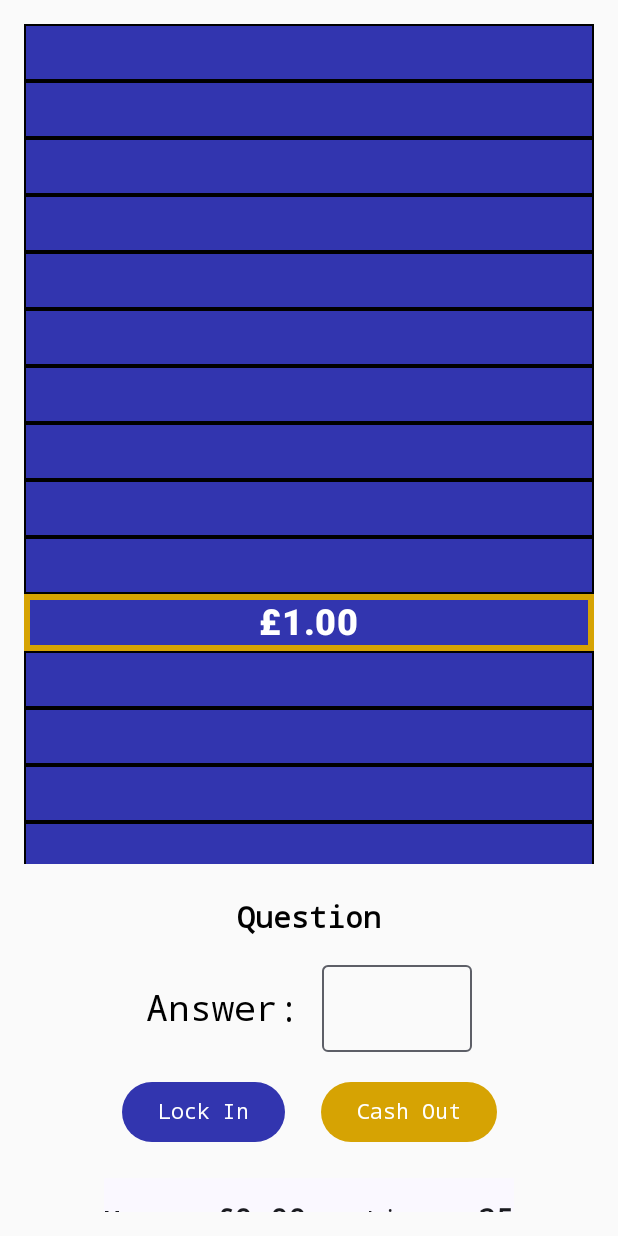
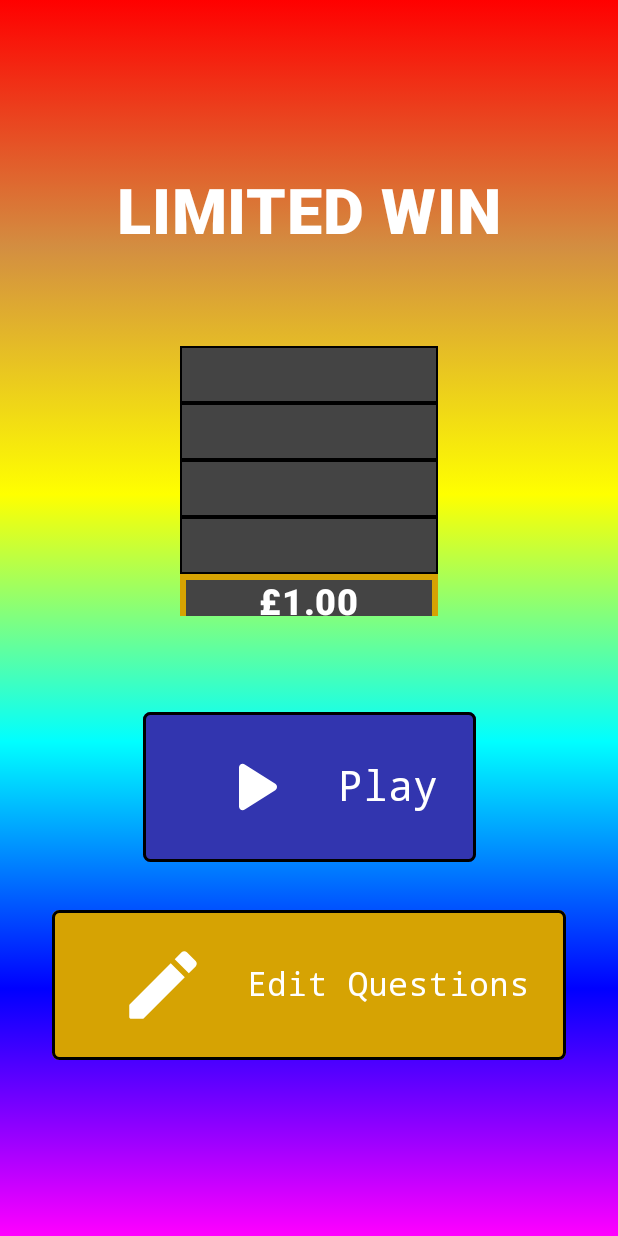
Before and after one commit to daniellegoodlake21/GameShowSpinoff, an Android app built with Jetpack Compose: the screen it shows after launch (MainActivity), on a phone screen of 412 x 824 dp. Run offline under Robolectric (Android 15) with nearby library versions, the phone set to English and light mode, and no system bars; our stand-ins replace Dagger/Hilt's generated code.

Commit message:
Add multiple key screens (HomeScreen, QuestionBuilderScreen, QuestionSetBuilderScreen) and their components

```diff
--- a/app/src/main/java/danielle/projects/gameshowspinoff/MainActivity.kt
+++ b/app/src/main/java/danielle/projects/gameshowspinoff/MainActivity.kt
@@ -4,7 +4,7 @@ import android.os.Bundle
 import androidx.activity.ComponentActivity
 import androidx.activity.compose.setContent
 import androidx.compose.runtime.Composable
-import danielle.projects.gameshowspinoff.screen.MoneyLadderScreen
+import danielle.projects.gameshowspinoff.screen.HomeScreen
 import danielle.projects.gameshowspinoff.ui.theme.GameShowSpinoffTheme
 
 class MainActivity : ComponentActivity() {
@@ -20,5 +20,5 @@ class MainActivity : ComponentActivity() {
 
 @Composable
 fun GameShowApp(){
-    MoneyLadderScreen()
+    HomeScreen()
 }
--- a/app/src/main/java/danielle/projects/gameshowspinoff/model/Question.kt
+++ b/app/src/main/java/danielle/projects/gameshowspinoff/model/Question.kt
@@ -9,8 +9,8 @@ import androidx.room.PrimaryKey
 data class Question(
     @PrimaryKey val id: Int,
     @ColumnInfo(name = "question_text")
-    val questionText: String,
+    var questionText: String,
     @ColumnInfo(name = "correct_answer")
-    val correctAnswer: Int,
+    var correctAnswer: Int,
     @ColumnInfo(name = "question_set_id")
     val questionsSetId: Int)
--- a/app/src/main/java/danielle/projects/gameshowspinoff/model/QuestionSet.kt
+++ b/app/src/main/java/danielle/projects/gameshowspinoff/model/QuestionSet.kt
@@ -8,4 +8,4 @@ import androidx.room.PrimaryKey
 data class QuestionSet(
     @PrimaryKey val id: Int,
     @ColumnInfo(name = "question_set_label")
-    val label: String)
+    var label: String)
--- a/app/src/main/java/danielle/projects/gameshowspinoff/repository/QuestionRepository.kt
+++ b/app/src/main/java/danielle/projects/gameshowspinoff/repository/QuestionRepository.kt
@@ -12,13 +12,17 @@ import javax.inject.Inject
 
 class QuestionRepository @Inject constructor(private val questionDatabaseDao: QuestionDatabaseDao, private val questionSetDatabaseDao: QuestionSetDatabaseDao) {
 
+
     fun getAllQuestionsInSet(setId: Int): Flow<List<Question>> = questionDatabaseDao.getQuestionsBySetId(setId).flowOn(Dispatchers.IO)
         .conflate()
+
     suspend fun addQuestion(question: Question) = questionDatabaseDao.insert(question)
 
     suspend fun updateQuestion(question: Question) = questionDatabaseDao.update(question)
+
     suspend fun deleteQuestion(question: Question) = questionDatabaseDao.deleteQuestion(question)
 
+    suspend fun addQuestionSet(questionSet: QuestionSet) = questionSetDatabaseDao.insert(questionSet)
     suspend fun deleteAllQuestionsInSet(setId: Int) = questionDatabaseDao.deleteAllQuestionsBySetId(setId)
 
     fun getAllQuestionSets(): Flow<List<QuestionSet>> = questionSetDatabaseDao.getAllQuestionSets()
--- /dev/null
+++ b/app/src/main/java/danielle/projects/gameshowspinoff/screen/HomeScreen.kt
@@ -0,0 +1,120 @@
+package danielle.projects.gameshowspinoff.screen
+
+import androidx.compose.foundation.BorderStroke
+import androidx.compose.foundation.background
+import androidx.compose.foundation.layout.Arrangement
+import androidx.compose.foundation.layout.Column
+import androidx.compose.foundation.layout.Spacer
+import androidx.compose.foundation.layout.fillMaxSize
+import androidx.compose.foundation.layout.height
+import androidx.compose.foundation.layout.padding
+import androidx.compose.foundation.layout.size
+import androidx.compose.foundation.lazy.LazyColumn
+import androidx.compose.foundation.lazy.items
+import androidx.compose.foundation.shape.CornerSize
+import androidx.compose.foundation.shape.RoundedCornerShape
+import androidx.compose.material.icons.Icons
+import androidx.compose.material.icons.rounded.Edit
+import androidx.compose.material.icons.rounded.PlayArrow
+import androidx.compose.material3.Button
+import androidx.compose.material3.ButtonDefaults
+import androidx.compose.material3.Icon
+import androidx.compose.material3.Text
+import androidx.compose.runtime.Composable
+import androidx.compose.ui.Alignment
+import androidx.compose.ui.Modifier
+import androidx.compose.ui.graphics.Brush
+import androidx.compose.ui.graphics.Color
+import androidx.compose.ui.platform.LocalContext
+import androidx.compose.ui.text.font.FontFamily
+import androidx.compose.ui.text.font.FontWeight
+import androidx.compose.ui.tooling.preview.Preview
+import androidx.compose.ui.unit.TextUnit
+import androidx.compose.ui.unit.TextUnitType
+import androidx.compose.ui.unit.dp
+import danielle.projects.gameshowspinoff.R
+import danielle.projects.gameshowspinoff.components.ColorBarComponent
+import danielle.projects.gameshowspinoff.model.ColorBarStateItem
+import danielle.projects.gameshowspinoff.util.ColorBarState
+
+@Preview
+@Composable
+fun HomeScreen() {
+    val sampleMoneyLadder: MutableList<ColorBarStateItem> = mutableListOf()
+    for (i in 0..20) {
+        if (i < 10) {
+            sampleMoneyLadder.add(ColorBarStateItem(i, ColorBarState.PLAYER_INPUT_GRAY))
+        }
+        else if (i < 13) {
+            sampleMoneyLadder.add(ColorBarStateItem(i, ColorBarState.LOST_LIFE_RED))
+        }
+        else {
+            sampleMoneyLadder.add(ColorBarStateItem(i, ColorBarState.NOT_YET_REACHED))
+        }
+    }
+    // background rainbow screen
+    val rainbowColors = Brush.verticalGradient(listOf(Color.Red,
+        Color(LocalContext.current.getColor(R.color.orange)),
+        Color.Yellow,
+        Color.Cyan,
+        Color.Blue,
+        Color.Magenta))
+    Column(modifier = Modifier
+        .fillMaxSize()
+        .background(brush = rainbowColors),
+        horizontalAlignment = Alignment.CenterHorizontally,
+        verticalArrangement = Arrangement.Center) {
+            Text(text = "LIMITED WIN", color = Color.White,
+                fontWeight = FontWeight.ExtraBold,
+                fontSize = TextUnit(42f, TextUnitType.Sp))
+            Spacer(modifier = Modifier.padding(32.dp))
+            LazyColumn(Modifier.height(180.dp).padding(horizontal = 120.dp)){
+                items(sampleMoneyLadder) { item ->
+                    ColorBarComponent(barPosition = item.barPosition,
+                        moneyCheckpointValue = if (item.barPosition == 4) 1.0 else if (item.barPosition == 9) 1.5 else null,
+                        item.colorBarState)
+                }
+            }
+            Spacer(modifier = Modifier.padding(32.dp))
+            Button(border = BorderStroke(2.dp, Color.Black), colors = ButtonDefaults.buttonColors(
+                containerColor = Color(
+                    LocalContext.current.getColor(
+                        R.color.dark_blue
+                    )
+                )
+            ),
+                modifier = Modifier.height(100.dp),
+                shape = RoundedCornerShape(corner = CornerSize(5.dp)),
+                onClick = { /* Navigate to question set picker (play mode) screen */ }) {
+                Icon(
+                    imageVector = Icons.Rounded.PlayArrow,
+                    contentDescription = "Play Game",
+                    Modifier
+                        .padding(start = 0.dp, top = 12.dp, bottom = 12.dp, end = 6.dp)
+                        .size(100.dp)
+                )
+                Text("Play", fontFamily = FontFamily.Monospace, fontSize = TextUnit(28f, TextUnitType.Sp))
+            }
+            Spacer(modifier = Modifier.padding(16.dp))
+            Button(border = BorderStroke(2.dp, Color.Black), colors = ButtonDefaults.buttonColors(
+                containerColor = Color(
+                    LocalContext.current.getColor(
+                        R.color.gold
+                    )
+                )
+            ),
+                modifier = Modifier.height(100.dp),
+                shape = RoundedCornerShape(corner = CornerSize(5.dp)),
+                onClick = { /* Navigate to question set builder (editor mode) screen */ }) {
+                Icon(
+                    imageVector = Icons.Rounded.Edit,
+                    contentDescription = "Question Builder",
+                    Modifier
+                        .padding(start = 0.dp, top = 12.dp, bottom = 12.dp, end = 6.dp)
+                        .size(100.dp)
+                )
+                Text("Edit Questions", fontFamily = FontFamily.Monospace, fontSize = TextUnit(22f, TextUnitType.Sp))
+
+            }
+        }
+}
--- a/app/src/main/java/danielle/projects/gameshowspinoff/screen/MoneyLadderScreen.kt
+++ b/app/src/main/java/danielle/projects/gameshowspinoff/screen/MoneyLadderScreen.kt
@@ -39,7 +39,7 @@ fun MoneyLadderScreen(){
     val gameState by moneyLadderViewModel.gameState.collectAsState()
     val money by moneyLadderViewModel.moneyTooltip.collectAsState()
     val lives by moneyLadderViewModel.lives.collectAsState()
-    val question by moneyLadderViewModel.question.collectAsState("Question")
+    val question by moneyLadderViewModel.question.collectAsState()
 
 
     Column(horizontalAlignment = Alignment.CenterHorizontally) {
@@ -50,7 +50,7 @@ fun MoneyLadderScreen(){
         )
         if (gameState == GameState.DIAL_IN_ANSWER)
         {
-            QuestionComponent(question, moneyLadderViewModel)
+            QuestionComponent(question.questionText, moneyLadderViewModel)
         }
 
         Row(modifier = Modifier.padding(4.dp), horizontalArrangement = Arrangement.SpaceEvenly) {
--- a/app/src/main/java/danielle/projects/gameshowspinoff/screen/MoneyLadderViewModel.kt
+++ b/app/src/main/java/danielle/projects/gameshowspinoff/screen/MoneyLadderViewModel.kt
@@ -5,6 +5,7 @@ import androidx.lifecycle.ViewModel
 import androidx.lifecycle.viewModelScope
 import dagger.hilt.android.lifecycle.HiltViewModel
 import danielle.projects.gameshowspinoff.model.ColorBarStateItem
+import danielle.projects.gameshowspinoff.model.Question
 import danielle.projects.gameshowspinoff.util.ColorBarState
 import danielle.projects.gameshowspinoff.util.GameState
 import danielle.projects.gameshowspinoff.util.MoneyLadderTimer
@@ -17,7 +18,8 @@ import javax.inject.Inject
 @HiltViewModel
 class MoneyLadderViewModel @Inject constructor(): ViewModel() {
 
-    private val _question = MutableStateFlow("Question")
+    private val _question = MutableStateFlow(Question(1, "Test Question", 10, 1))
+
     val question = _question.asStateFlow()
 
     private val _numericAnswer = MutableStateFlow(-1) // all answers in this game are integers
--- a/app/src/main/res/values/colors.xml
+++ b/app/src/main/res/values/colors.xml
@@ -9,4 +9,5 @@
     <color name="white">#FFFFFFFF</color>
     <color name="dark_blue">#FF3235AF</color>
     <color name="gold">#FFD6A303</color>
+    <color name="orange">#FFD38E41</color>
 </resources>
```
Also changed, not shown: app/src/main/java/danielle/projects/gameshowspinoff/components/PlayableQuestionSetComponent.kt (added, +40 -0 lines), app/src/main/java/danielle/projects/gameshowspinoff/components/QuestionInfoComponent.kt (added, +101 -0 lines), app/src/main/java/danielle/projects/gameshowspinoff/components/QuestionSetInfoComponent.kt (added, +58 -0 lines), app/src/main/java/danielle/projects/gameshowspinoff/screen/QuestionBuilderScreen.kt (added, +58 -0 lines), app/src/main/java/danielle/projects/gameshowspinoff/screen/QuestionBuilderViewModel.kt (added, +72 -0 lines), app/src/main/java/danielle/projects/gameshowspinoff/screen/QuestionSetBuilderScreen.kt (added, +55 -0 lines).
